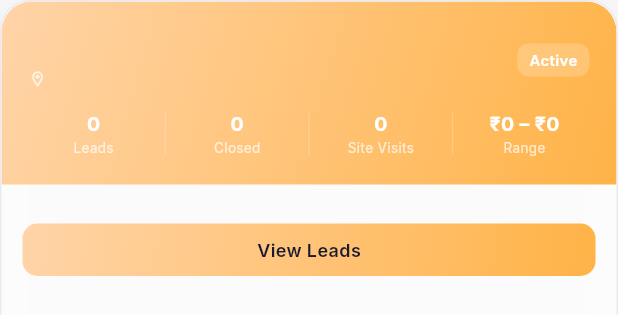
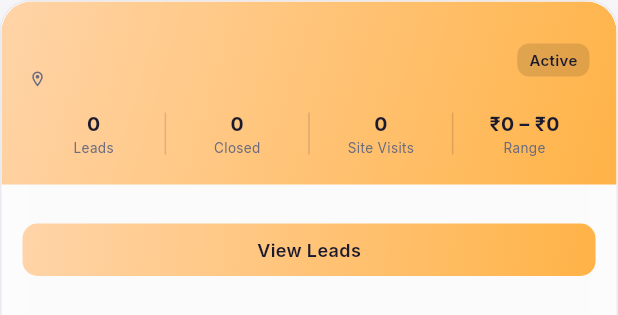
Before and after one commit to rla-crm/rla-crm, a Flutter app: the _ProjectCard widget shown alone on an empty page, opened directly with empty values, on a phone screen of 412 x 824 dp. Shown: the top 315 px of the screen. Run offline on Flutter 3.47's test engine with Material 3 defaults, Android fonts, the phone set to English and light mode, and no system bars; our stand-ins replace google_fonts, hive_flutter, web; accounts and stored records are empty.

Commit message:
Fix: project card header text - all white text changed to black (textPrimary)

```diff
--- a/lib/screens/projects_screen.dart
+++ b/lib/screens/projects_screen.dart
@@ -412,20 +412,20 @@ class _ProjectCard extends StatelessWidget {
                       child: Column(
                         crossAxisAlignment: CrossAxisAlignment.start,
                         children: [
-                          Text(project.name, style: GoogleFonts.inter(fontSize: 16, fontWeight: FontWeight.w700, color: Colors.white)),
+                          Text(project.name, style: GoogleFonts.inter(fontSize: 16, fontWeight: FontWeight.w700, color: AppColors.textPrimary)),
                           const SizedBox(height: 2),
                           Row(children: [
-                            const Icon(Icons.location_on_outlined, size: 12, color: Colors.white70),
+                            const Icon(Icons.location_on_outlined, size: 12, color: AppColors.textSecondary),
                             const SizedBox(width: 3),
-                            Text(project.location, style: GoogleFonts.inter(fontSize: 12, color: Colors.white70)),
+                            Text(project.location, style: GoogleFonts.inter(fontSize: 12, color: AppColors.textSecondary)),
                           ]),
                         ],
                       ),
                     ),
                     Container(
                       padding: const EdgeInsets.symmetric(horizontal: 8, vertical: 4),
-                      decoration: BoxDecoration(color: Colors.white.withValues(alpha: 0.2), borderRadius: BorderRadius.circular(8)),
-                      child: Text(project.status.label, style: GoogleFonts.inter(fontSize: 10, fontWeight: FontWeight.w600, color: Colors.white)),
+                      decoration: BoxDecoration(color: Colors.black.withValues(alpha: 0.12), borderRadius: BorderRadius.circular(8)),
+                      child: Text(project.status.label, style: GoogleFonts.inter(fontSize: 10, fontWeight: FontWeight.w600, color: AppColors.textPrimary)),
                     ),
                   ],
                 ),
@@ -535,9 +535,9 @@ class _ProjectCard extends StatelessWidget {
   }
 
   Widget _hstat(String val, String label) => Expanded(child: Column(children: [
-    Text(val, style: GoogleFonts.inter(fontSize: 13, fontWeight: FontWeight.w700, color: Colors.white), maxLines: 1, overflow: TextOverflow.ellipsis),
-    Text(label, style: GoogleFonts.inter(fontSize: 9, color: Colors.white70)),
+    Text(val, style: GoogleFonts.inter(fontSize: 13, fontWeight: FontWeight.w700, color: AppColors.textPrimary), maxLines: 1, overflow: TextOverflow.ellipsis),
+    Text(label, style: GoogleFonts.inter(fontSize: 9, color: AppColors.textSecondary)),
   ]));
 
-  Widget _vsep() => Container(width: 1, height: 28, color: Colors.white.withValues(alpha: 0.2), margin: const EdgeInsets.symmetric(horizontal: 4));
+  Widget _vsep() => Container(width: 1, height: 28, color: AppColors.textPrimary.withValues(alpha: 0.15), margin: const EdgeInsets.symmetric(horizontal: 4));
 }
```
Also changed, not shown: 3 other files.
